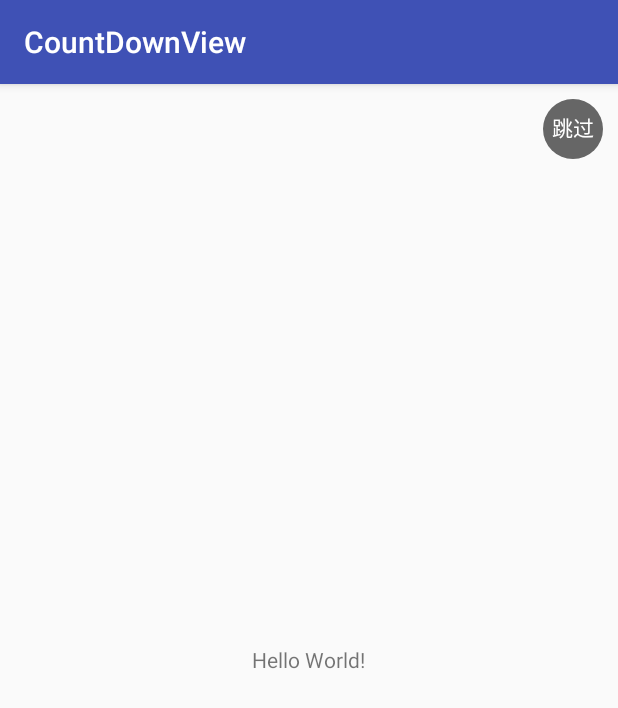
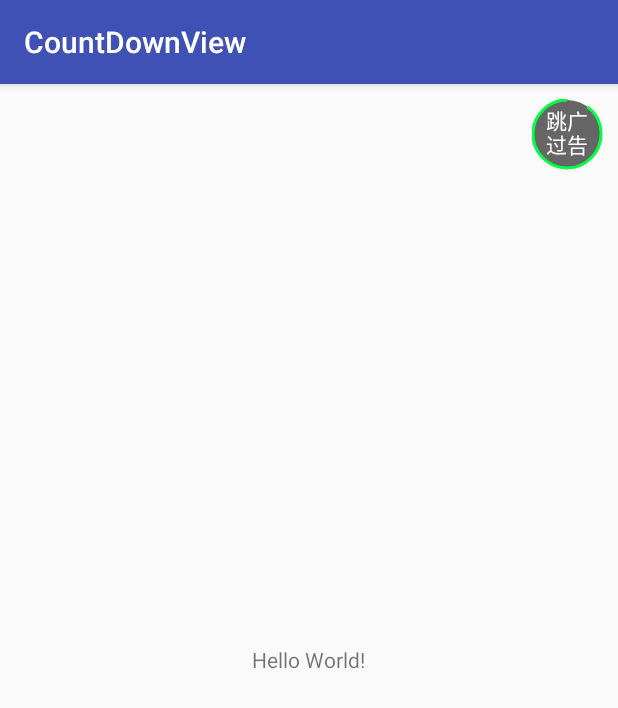
Before and after one commit to kelinZhou/CountDownView, an Android app: the screen it shows after launch (MainActivity), on a phone screen of 412 x 824 dp. Shown: the top 708 px of the screen. Run offline under Robolectric (Android 15) with nearby library versions, the phone set to English and light mode, and no system bars.

Commit message:
美化优化

```diff
--- a/app/src/main/java/com/kelin/countdownviewdemo/MainActivity.java
+++ b/app/src/main/java/com/kelin/countdownviewdemo/MainActivity.java
@@ -12,7 +12,7 @@ public class MainActivity extends AppCompatActivity {
         super.onCreate(savedInstanceState);
         setContentView(R.layout.activity_main);
         CountDownView cdView = findViewById(R.id.cd_view);
-        cdView.setDuration(5000);
+        cdView.setDuration(90000);
         cdView.start();
     }
 }
--- a/app/src/main/res/layout/activity_main.xml
+++ b/app/src/main/res/layout/activity_main.xml
@@ -19,13 +19,17 @@
 
     <com.kelin.countdownview.CountDownView
         android:id="@+id/cd_view"
-        android:layout_width="40dp"
-        android:layout_height="40dp"
+        android:layout_width="wrap_content"
+        android:layout_height="wrap_content"
         android:layout_alignParentEnd="true"
         android:layout_alignParentRight="true"
         android:layout_marginEnd="10dp"
         android:layout_marginRight="10dp"
         android:layout_marginTop="10dp"
-        app:strokeWidth="2dp"/>
+        app:progressMode="clockwiseFromExist"
+        app:progress="0.5"
+        app:progressColor="#f0f4"
+        android:text="跳广过告"
+        app:progressWidth="2dp"/>
 
 </RelativeLayout>
--- a/countdownview/src/main/java/com/kelin/countdownview/CountDownView.java
+++ b/countdownview/src/main/java/com/kelin/countdownview/CountDownView.java
@@ -7,7 +7,7 @@ import android.graphics.Canvas;
 import android.graphics.Paint;
 import android.graphics.RectF;
 import android.os.CountDownTimer;
-import android.support.annotation.Size;
+import android.support.annotation.IntRange;
 import android.text.Layout;
 import android.text.StaticLayout;
 import android.text.TextPaint;
@@ -22,26 +22,28 @@ import android.view.View;
  */
 
 public class CountDownView extends View {
+
     private static final String DEFAULT_TEXT = "跳过";
-    private static final float DEFAULT_TEXT_SIZE = 0x0000_000E;
-    private static final int DEFAULT_TEXT_COLOR = 0xFFFFFFFF;
-    private static final float DEFAULT_STROKE_WIDTH = 0x0000_000F;
-    private static final int DEFAULT_STROKE_COLOR = 0xFF66BEE0;
-    private static final int DEFAULT_BACKGROUND_COLOR = 0xFF666666;
-    private static final int DEFAULT_DURATION = 0x0000_1388;
     /**
-     * 表示进度模式为从无到有。
+     * 表示进度模式为顺时针从无到有。
      */
-    private static final int MODE_FROM_NOTHING = 0x0000_00F1;
+    private static final int CLOCKWISE_FROM_NOTHING = 0x0000_0001;
     /**
-     * 表示进度模式为从有到无。
+     * 表示进度模式为顺时针从有到无。
      */
-    private static final int MODE_FROM_EXIST = 0x0000_00F2;
-
+    private static final int CLOCKWISE_FROM_EXIST = CLOCKWISE_FROM_NOTHING << 1;
+    /**
+     * 表示进度模式为逆时针从无到有。
+     */
+    private static final int ANTICLOCKWISE_FROM_NOTHING = CLOCKWISE_FROM_EXIST << 1;
+    /**
+     * 表示进度模式为逆时针从有到无。
+     */
+    private static final int ANTICLOCKWISE_FROM_EXIST = ANTICLOCKWISE_FROM_NOTHING << 1;
     /**
      * 背景颜色。
      */
-    private int mBackgroundColor = DEFAULT_BACKGROUND_COLOR;
+    private int mBackgroundColor = 0xFF666666;
     /**
      * 倒计时的监听。
      */
@@ -53,11 +55,11 @@ public class CountDownView extends View {
     /**
      * 边框的宽度。
      */
-    private float mStrokeWidth = DEFAULT_STROKE_WIDTH;
+    private int mProgressWidth = 0x0000_000F;
     /**
      * 边框的颜色。
      */
-    private int mStrokeColor = DEFAULT_STROKE_COLOR;
+    private int mProgressColor = 0xFF66BEE0;
     /**
      * 要显示的文字。
      */
@@ -69,28 +71,43 @@ public class CountDownView extends View {
     /**
      * 字体颜色。
      */
-    private int mTextColor = DEFAULT_TEXT_COLOR;
+    private int mTextColor = 0xFFFFFFFF;
+    /**
+     * 每行文字的长度，用作换号的依据。
+     */
+    private int mLineTextLength = 2;
     /**
      * 显示时长。
      */
-    private long duration = DEFAULT_DURATION;
+    private int duration = 3000;
+    /**
+     * 用来画圆的画笔。
+     */
     private Paint mCirclePaint;
-    private Paint mStrokePaint;
-    private StaticLayout staticLayout;
+    /**
+     * 用来画进度条的画笔。
+     */
+    private Paint mProgressPaint;
+    /**
+     * 绘制进度条时需要用到的矩形，为了避免在onDraw的时候重复new，所以在这里直接创建了。
+     */
+    private final RectF mRect = new RectF();
+    /**
+     * 用来绘制文字的工具。
+     */
+    private StaticLayout mStaticLayout;
+    /**
+     * 倒计时工具。
+     */
     private CountDownTimer mCountDownTimer;
-    /**
-     * 用来记录当前的宽度。
-     */
-    private int mContentWidth;
-    /**
-     * 用来记录当前的高度。
-     */
-    private int mContentHeight;
     /**
      * 用来记录当前的进度条模式。
      */
-    private int progressMode = MODE_FROM_EXIST;
-    RectF mRect = new RectF();
+    private int progressMode = CLOCKWISE_FROM_EXIST;
+    /**
+     * 当前圆的半径。
+     */
+    private int mRadios;
 
     public CountDownView(Context context) {
         this(context, null);
@@ -99,18 +116,21 @@ public class CountDownView extends View {
     public CountDownView(Context context, AttributeSet attrs) {
         super(context, attrs);
         final float fontScale = getContext().getResources().getDisplayMetrics().scaledDensity;
-        mTextSize = (int) (DEFAULT_TEXT_SIZE * fontScale + 0.5f);
+        mTextSize = (int) (0x0000_000E * fontScale + 0.5);
         if (attrs != null) {
             TypedArray ta = context.obtainStyledAttributes(attrs, R.styleable.CountDownView);
-            mBackgroundColor = ta.getColor(R.styleable.CountDownView_backgroundColor, DEFAULT_BACKGROUND_COLOR);
-            mStrokeWidth = ta.getDimension(R.styleable.CountDownView_strokeWidth, DEFAULT_STROKE_WIDTH);
-            mStrokeColor = ta.getColor(R.styleable.CountDownView_strokeColor, DEFAULT_STROKE_COLOR);
+            mBackgroundColor = ta.getColor(R.styleable.CountDownView_backgroundColor, mBackgroundColor);
+            mProgressWidth = (int) (ta.getDimension(R.styleable.CountDownView_progressWidth, mProgressWidth) + 0.9);
+            mProgressColor = ta.getColor(R.styleable.CountDownView_progressColor, mProgressColor);
             mTextSize = ta.getDimension(R.styleable.CountDownView_android_textSize, mTextSize);
-            mTextColor = ta.getColor(R.styleable.CountDownView_android_textColor, DEFAULT_TEXT_COLOR);
+            mTextColor = ta.getColor(R.styleable.CountDownView_android_textColor, mTextColor);
+            mLineTextLength = ta.getInteger(R.styleable.CountDownView_lineTextLength, mLineTextLength);
+            mProgress = 360 * ta.getFloat(R.styleable.CountDownView_progress, 0);
+            progressMode = ta.getInt(R.styleable.CountDownView_progressMode, progressMode);
             if ((mContentText = ta.getString(R.styleable.CountDownView_android_text)) == null) {
                 mContentText = DEFAULT_TEXT;
             }
-            duration = ta.getInteger(R.styleable.CountDownView_duration, DEFAULT_DURATION);
+            setDuration(ta.getInteger(R.styleable.CountDownView_duration, duration));
             ta.recycle();
         }
 
@@ -127,22 +147,29 @@ public class CountDownView extends View {
         mTextPaint.setTextSize(mTextSize);
         mTextPaint.setTextAlign(Paint.Align.CENTER);
 
-        mStrokePaint = new Paint();
-        mStrokePaint.setAntiAlias(true);
-        mStrokePaint.setDither(true);
-        mStrokePaint.setColor(mStrokeColor);
-        mStrokePaint.setStrokeWidth(mStrokeWidth);
-        mStrokePaint.setStyle(Paint.Style.STROKE);
+        mProgressPaint = new Paint();
+        mProgressPaint.setAntiAlias(true);
+        mProgressPaint.setDither(true);
+        mProgressPaint.setColor(mProgressColor);
+        mProgressPaint.setStrokeWidth(mProgressWidth);
+        mProgressPaint.setStyle(Paint.Style.STROKE);
 
-        staticLayout = new StaticLayout(mContentText, mTextPaint, (int) mTextPaint.measureText(mContentText), Layout.Alignment.ALIGN_NORMAL, 1F, 0, false);
+        mStaticLayout = new StaticLayout(mContentText, mTextPaint, (int) mTextPaint.measureText(mContentText.substring(0, mLineTextLength)), Layout.Alignment.ALIGN_NORMAL, 1F, 0, false);
     }
 
     /**
      * 设置时长，单位为毫秒。
      *
-     * @param duration 要设置的时长。
+     * @param duration 要设置的时长，取值范围：1000 ~ 20000(1秒至20秒)。
      */
-    public void setDuration(@Size(min = 1000, max = 20000) long duration) {
+    public void setDuration(@IntRange(from = 1000, to = 20000) int duration) {
+        if (duration < 1000) {
+            // 这里做小于1秒的判断是因为如果小于1秒假如是200毫秒的话就会导致➗360的时候得不到整数，
+            //而且如果小于一秒也没有倒计时的必要了，我是这么认为的。所以加了这个判断。
+            //至于没有判断大于20秒，是考虑到有可能你真的需要显示20秒，虽然我建议不要超过20秒，但还是不要抛出异常的好，
+            //我加了 @IntRange 注解只是想在超这个范围的时候在代码中有个警告。
+            throw new IllegalArgumentException("the duration must be ≥ 1000 and must be ≤ 20000!");
+        }
         this.duration = duration;
     }
 
@@ -151,48 +178,38 @@ public class CountDownView extends View {
         int widthMode = MeasureSpec.getMode(widthMeasureSpec);
         int heightMode = MeasureSpec.getMode(heightMeasureSpec);
 
-        int w;
+        int w = mStaticLayout.getWidth() + getPaddingLeft() + getPaddingRight() + mProgressWidth;
+        int h = mStaticLayout.getHeight() + getPaddingTop() + getPaddingBottom() + mProgressWidth;
+        mRadios = (int) ((Math.sqrt(Math.pow(w, 2) + Math.pow(h, 2)) + 0.5f) / 2);
+        int width;
         if (widthMode != MeasureSpec.EXACTLY) {
-            w = staticLayout.getWidth();
+            width = (mRadios << 1) + mProgressWidth;
         } else {
-            w = MeasureSpec.getSize(widthMeasureSpec);
+            width = MeasureSpec.getSize(widthMeasureSpec);
         }
-        w += (getPaddingLeft() + getPaddingRight());
-        int h;
+        int height;
         if (heightMode != MeasureSpec.EXACTLY) {
-            h = staticLayout.getHeight();
+            height = (mRadios << 1) + mProgressWidth;
         } else {
-            h = MeasureSpec.getSize(heightMeasureSpec);
+            height = MeasureSpec.getSize(heightMeasureSpec);
         }
-        h += (getPaddingTop() + getPaddingBottom());
-        mContentHeight = mContentWidth = Math.max(w, h);
-        setMeasuredDimension(mContentWidth, mContentHeight);
+        setMeasuredDimension(width, height);
     }
 
     @Override
     @SuppressLint("DrawAllocation")
     protected void onDraw(Canvas canvas) {
-        int min = Math.min(mContentWidth, mContentHeight);
+        int cx = getMeasuredWidth() >>> 1;
+        int cy = getMeasuredHeight() >>> 1;
+        canvas.drawCircle(cx, cy, mRadios, mCirclePaint);
 
-        int w = mContentWidth >>> 1;
-        int m = min >>> 1;
-        int h = mContentHeight >>> 1;
-        canvas.drawCircle(w, h, m, mCirclePaint);
-
-        if (mContentWidth > mContentHeight) {
-            mRect.left = w - m + mStrokeWidth / 2;
-            mRect.top = mStrokeWidth / 2;
-            mRect.right = w + m - mStrokeWidth / 2;
-            mRect.bottom = mContentHeight - mStrokeWidth / 2;
-        } else {
-            mRect.left = mStrokeWidth / 2;
-            mRect.top = h - m + mStrokeWidth / 2;
-            mRect.right = mContentWidth - mStrokeWidth / 2;
-            mRect.bottom = h - mStrokeWidth / 2 + m;
-        }
-        canvas.drawArc(mRect, -90, mProgress, false, mStrokePaint);
-        canvas.translate(w, h - staticLayout.getHeight() / 2);
-        staticLayout.draw(canvas);
+        mRect.left = cx - mRadios;
+        mRect.top = cy - mRadios;
+        mRect.right = cx + mRadios;
+        mRect.bottom = cy + mRadios;
+        canvas.drawArc(mRect, -90, mProgress, false, mProgressPaint);
+        canvas.translate(cx, cy - (mStaticLayout.getHeight() >>> 1));
+        mStaticLayout.draw(canvas);
     }
 
     public void start() {
@@ -201,6 +218,12 @@ public class CountDownView extends View {
         }
         mCountDownTimer = new CD(duration, duration / 360);
         mCountDownTimer.start();
+    }
+
+    @Override
+    public boolean performClick() {
+        mCountDownTimer.onFinish();
+        return super.performClick();
     }
 
     public void setOnFinishListener(OnFinishListener listener) {
@@ -229,7 +252,7 @@ public class CountDownView extends View {
 
         @Override
         public void onTick(long millisUntilFinished) {
-            mProgress = progressMode == MODE_FROM_NOTHING ?
+            mProgress = progressMode == CLOCKWISE_FROM_NOTHING ?
                     360 - millisUntilFinished / mCountDownInterval
                     : ~(millisUntilFinished / mCountDownInterval);
             invalidate();
@@ -237,7 +260,7 @@ public class CountDownView extends View {
 
         @Override
         public void onFinish() {
-            mProgress = progressMode == MODE_FROM_NOTHING ? 360 : 0;
+            mProgress = progressMode == CLOCKWISE_FROM_NOTHING ? 360 : 0;
             invalidate();
             if (mOnFinishListener != null) {
                 mOnFinishListener.onFinish();
--- a/countdownview/src/main/res/values/attrs.xml
+++ b/countdownview/src/main/res/values/attrs.xml
@@ -9,11 +9,26 @@
         <attr name="android:textColor" />
         <!--背景颜色-->
         <attr name="backgroundColor" format="color" />
-        <!--描边宽度-->
-        <attr name="strokeWidth" format="dimension" />
-        <!--描边颜色-->
-        <attr name="strokeColor" format="color" />
+        <!--当前进度-->
+        <attr name="progress" format="float" />
+        <!--进度条宽度-->
+        <attr name="progressWidth" format="dimension" />
+        <!--进度条颜色-->
+        <attr name="progressColor" format="color" />
         <!--显示时长-->
         <attr name="duration" format="integer" />
+        <!--行字体长度，用作分割文本的依据。-->
+        <attr name="lineTextLength" format="integer" />
+        <!--进度条模式-->
+        <attr name="progressMode">
+            <!--顺时针从无到有-->
+            <enum name="clockwiseFromNothing" value="0x0001" />
+            <!--顺时针从有到无-->
+            <enum name="clockwiseFromExist" value="0x0002" />
+            <!--逆时针从无到有-->
+            <enum name="anticlockwiseFromNothing" value="0x0004" />
+            <!--逆时针从有到无-->
+            <enum name="anticlockwiseFromExist" value="0x0008" />
+        </attr>
     </declare-styleable>
 </resources>
```
